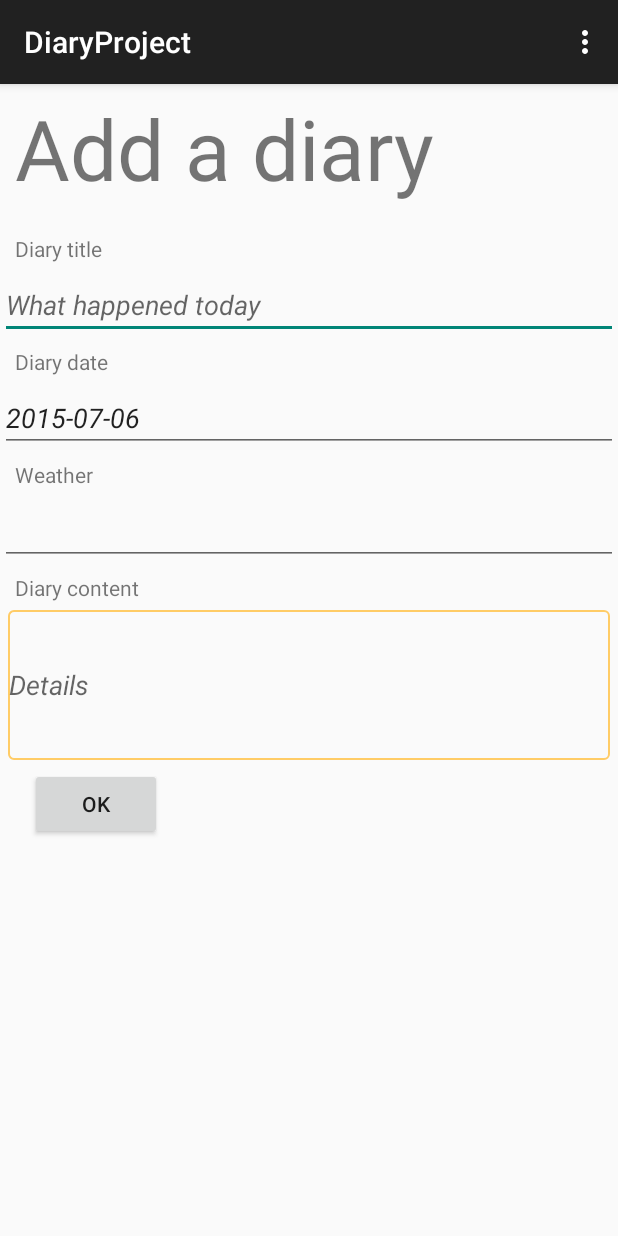
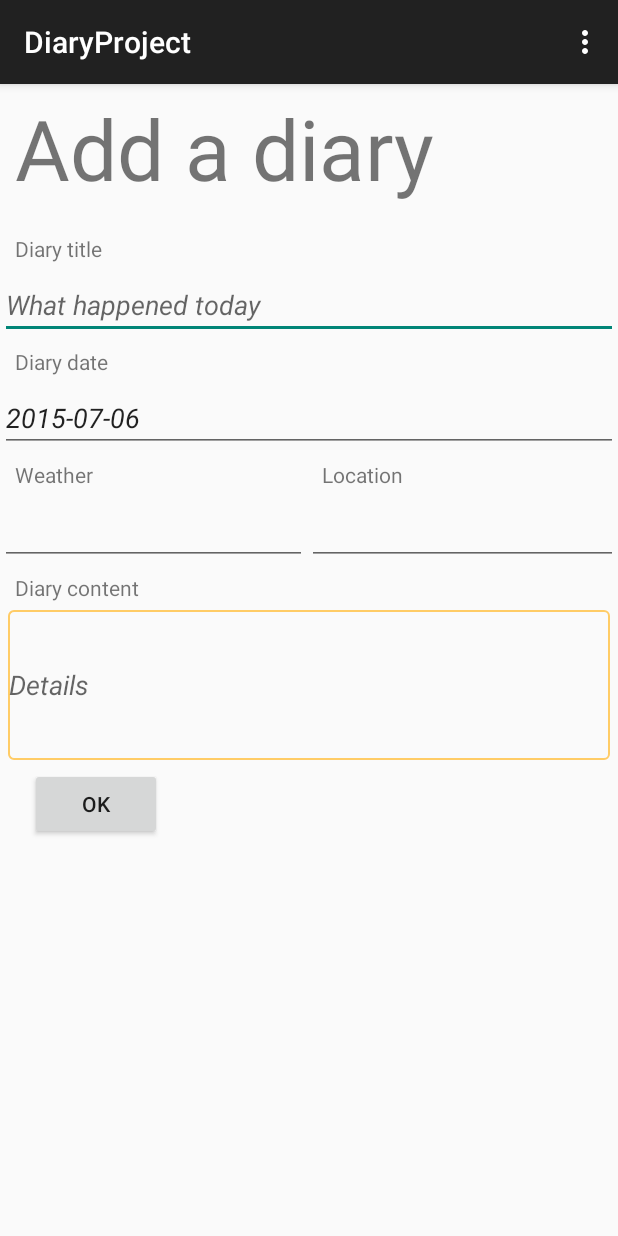
Before and after one commit to WenhaoWu/DiaryApp, an Android app: the add_Diary screen opened directly, with no data from a screen before it, on a phone screen of 412 x 824 dp. Run offline under Robolectric (Android 15) with nearby library versions, the phone set to English and light mode, and no system bars; 4 statements that could not run were skipped.

Commit message:
new build

```diff
--- a/app/src/main/java/com/example/wenhaowu/diaryproject/MainActivity.java
+++ b/app/src/main/java/com/example/wenhaowu/diaryproject/MainActivity.java
@@ -115,6 +115,7 @@ public class MainActivity extends ActionBarActivity {
                 stopService(svc);
                 music_flag = false;
             }
+
         }
 
 
--- a/app/src/main/java/com/example/wenhaowu/diaryproject/backgroundSound_Service.java
+++ b/app/src/main/java/com/example/wenhaowu/diaryproject/backgroundSound_Service.java
@@ -35,7 +35,7 @@ public class backgroundSound_Service extends Service{
     }
 
     public void onStop() {
-
+        player.stop();
     }
     public void onPause() {
 
--- a/app/src/main/res/layout/activity_add__diary.xml
+++ b/app/src/main/res/layout/activity_add__diary.xml
@@ -43,6 +43,18 @@
         android:id="@+id/Edit_Date"
         android:hint="@string/hint_date"/>
 
+    <LinearLayout
+        android:layout_width="fill_parent"
+        android:layout_height="wrap_content"
+        android:orientation="horizontal"
+        android:weightSum="2">
+
+        <LinearLayout
+            android:layout_width="wrap_content"
+            android:layout_height="wrap_content"
+            android:orientation="vertical"
+            android:layout_weight="1">
+
             <TextView
                 android:layout_width="wrap_content"
                 android:layout_height="wrap_content"
@@ -56,6 +68,32 @@
                 android:inputType="text"
                 android:textStyle="italic"
                 android:id="@+id/Edit_weather"/>
+        </LinearLayout>
+
+
+        <LinearLayout
+            android:layout_width="wrap_content"
+            android:layout_height="wrap_content"
+            android:orientation="vertical"
+            android:layout_weight="1">
+
+            <TextView
+                android:layout_width="wrap_content"
+                android:layout_height="wrap_content"
+                android:layout_marginLeft="10dp"
+                android:layout_marginTop="5dp"
+                android:text="Location"/>
+            <EditText
+                android:layout_width="fill_parent"
+                android:layout_height="wrap_content"
+                android:layout_marginTop="5dp"
+                android:inputType="text"
+                android:textStyle="italic"
+                android:id="@+id/Edit_location"/>
+        </LinearLayout>
+
+    </LinearLayout>
+
 
     <TextView
         android:layout_width="wrap_content"
```
Lines whose indentation alone changed are shown as unchanged.
